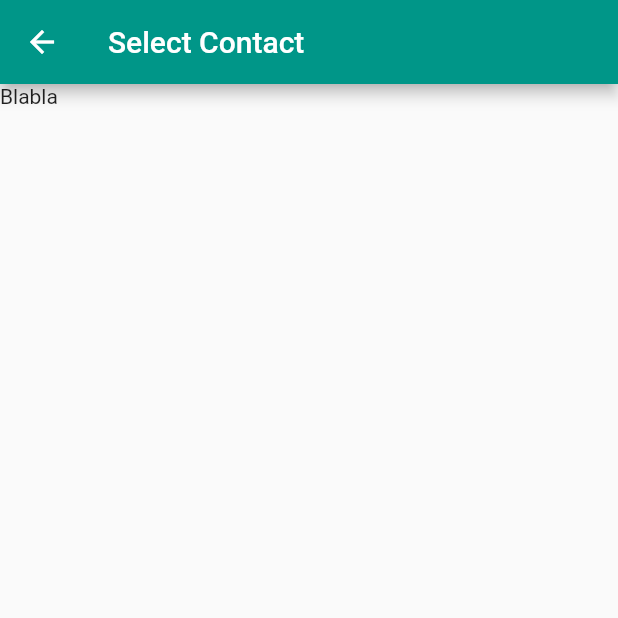
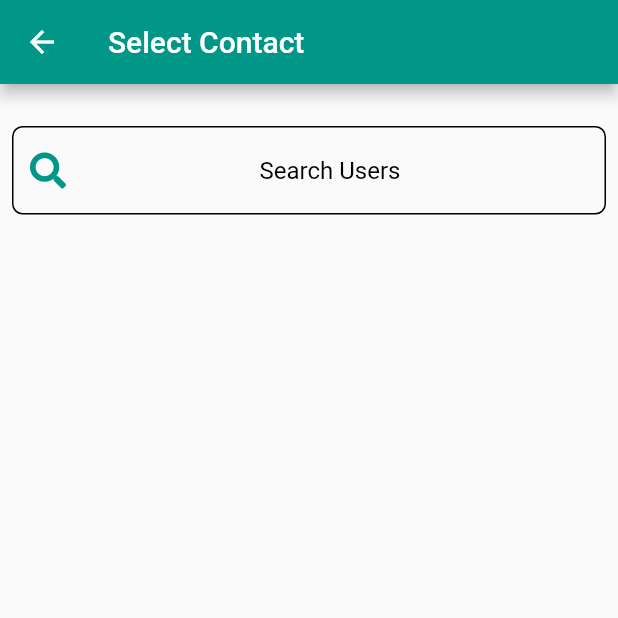
Before and after one commit to LLuque23/MAD-Homework3, a Flutter app: the screen it shows once a user with an empty profile is signed in, after a tap on an icon or button, on a phone screen of 412 x 824 dp, the top half of it. Run offline on Flutter 3.47's test engine with Material 2 defaults, Android fonts, the phone set to English and light mode, and no system bars; our stand-ins replace cloud_firestore, email_validator, firebase_auth, firebase_core, font_awesome_flutter; accounts and stored records are empty.

Commit message:
Mac work away trip (#4)
* Implement user search to allow current user to filter users based on name

* Update homescreen to use bottom navigation bar and update the way search users are displayed

```diff
--- a/lib/main.dart
+++ b/lib/main.dart
@@ -29,7 +29,7 @@ class MyApp extends StatelessWidget {
       routes: <String, WidgetBuilder>{
         '/login': (BuildContext context) => const LoginScreen(),
         '/register': (BuildContext context) => const RegisterScreen(),
-        '/home': (BuildContext context) => HomeScreen(),
+        '/home': (BuildContext context) => const HomeScreen(),
         '/messageProvider': (BuildContext context) =>
             const NewMessageProvider(),
       },
--- a/lib/models/user.dart
+++ b/lib/models/user.dart
@@ -7,7 +7,8 @@ class Users {
       required this.age,
       required this.creationDate,
       required this.bio,
-      required this.id});
+      required this.id,
+      required this.fullName});
 
   final String fName;
   final String lName;
@@ -15,6 +16,7 @@ class Users {
   final String bio;
   final Timestamp creationDate;
   final String id;
+  final String fullName;
 
   factory Users.fromMap(Map<String, dynamic> data) {
     return Users(
@@ -23,6 +25,7 @@ class Users {
         age: data['age'],
         bio: data['bio'],
         creationDate: data['creationDate'],
-        id: data['id']);
+        id: data['id'],
+        fullName: data['fullName']);
   }
 }
--- a/lib/screens/home_screen.dart
+++ b/lib/screens/home_screen.dart
@@ -5,9 +5,108 @@ import 'package:font_awesome_flutter/font_awesome_flutter.dart';
 import 'package:homework_3/constants/constants.dart';
 import 'package:homework_3/services/firebase_service.dart';
 
-class HomeScreen extends StatelessWidget {
-  HomeScreen({Key? key}) : super(key: key);
+// class HomeScreen extends StatelessWidget {
+//   HomeScreen({Key? key}) : super(key: key);
+//   final User? _user = FirebaseAuth.instance.currentUser;
+
+//   @override
+//   Widget build(BuildContext context) {
+//   return FutureBuilder<DocumentSnapshot>(
+//     future: FirebaseService().getUserDocument(_user!.uid),
+//     builder:
+//         (BuildContext context, AsyncSnapshot<DocumentSnapshot> snapshot) {
+//       if (snapshot.hasError) {
+//         return const Text("Something went wrong");
+//       }
+
+//       if (snapshot.hasData && !snapshot.data!.exists) {
+//         return const Text("User Document does not exist");
+//       }
+
+//       if (snapshot.connectionState == ConnectionState.done) {
+//         Map<String, dynamic> data =
+//             snapshot.data!.data() as Map<String, dynamic>;
+//         return Scaffold(
+//           appBar: AppBar(
+//             title: Row(
+//               mainAxisAlignment: MainAxisAlignment.spaceBetween,
+//               crossAxisAlignment: CrossAxisAlignment.center,
+//               children: [
+//                 IconButton(
+//                   onPressed: () {
+//                     FirebaseService().userLogout(context);
+//                   },
+//                   icon: const Icon(
+//                     FontAwesomeIcons.signOutAlt,
+//                   ),
+//                   tooltip: 'LOGOUT',
+//                 ),
+//                 Text(
+//                   data['fName'] + " " + data['lName'],
+//                   style: const TextStyle(fontSize: 18),
+//                 ),
+//                 IconButton(
+//                   onPressed: () =>
+//                       Navigator.of(context).pushNamed('/messageProvider'),
+//                   icon: const Icon(FontAwesomeIcons.plus, size: 30),
+//                 )
+//               ],
+//             ),
+//           ),
+//           body: const Center(
+//             child: Text('Home Screen'),
+//           ),
+//           bottomNavigationBar: BottomNavigationBar(
+//             items: const [
+//               BottomNavigationBarItem(
+//                 icon: Icon(Icons.chat_rounded),
+//                 label: 'Chats',
+//               ),
+//               BottomNavigationBarItem(
+//                 icon: Icon(Icons.person_pin_rounded),
+//                 label: 'Profile',
+//               )
+//             ],
+//             currentIndex: _selectedIndex,
+//             onTap: _onItemSelected,
+//           ),
+//         );
+//       }
+
+//       return const Center(
+//         child: CircularProgressIndicator(
+//           color: kAppColor,
+//         ),
+//       );
+//     },
+//   );
+// }
+// }
+
+class HomeScreen extends StatefulWidget {
+  const HomeScreen({Key? key}) : super(key: key);
+
+  @override
+  _HomeScreenState createState() => _HomeScreenState();
+}
+
+class _HomeScreenState extends State<HomeScreen> {
   final User? _user = FirebaseAuth.instance.currentUser;
+  int _selectedIndex = 0;
+  void _onItemSelected(int index) {
+    setState(() {
+      _selectedIndex = index;
+    });
+  }
+
+  static const List<Widget> _pages = <Widget>[
+    Center(
+      child: Text("HOME PAGE"),
+    ),
+    Center(
+      child: Text("PROFILE PAGE"),
+    )
+  ];
 
   @override
   Widget build(BuildContext context) {
@@ -26,7 +125,6 @@ class HomeScreen extends StatelessWidget {
         if (snapshot.connectionState == ConnectionState.done) {
           Map<String, dynamic> data =
               snapshot.data!.data() as Map<String, dynamic>;
-          // return Text("Full Name: ${data['full_name']} ${data['last_name']}");
           return Scaffold(
             appBar: AppBar(
               title: Row(
@@ -43,25 +141,41 @@ class HomeScreen extends StatelessWidget {
                     tooltip: 'LOGOUT',
                   ),
                   Text(
-                    data['fName'] + " " + data['lName'],
+                    data['fullName'],
                     style: const TextStyle(fontSize: 18),
                   ),
                   IconButton(
                     onPressed: () =>
                         Navigator.of(context).pushNamed('/messageProvider'),
                     icon: const Icon(FontAwesomeIcons.plus, size: 30),
-                  )
+                  ),
                 ],
               ),
             ),
-            body: const Center(
-              child: Text('Home Screen'),
+            body: _pages.elementAt(_selectedIndex),
+            bottomNavigationBar: BottomNavigationBar(
+              items: const [
+                BottomNavigationBarItem(
+                  icon: Icon(Icons.chat_rounded),
+                  label: 'Chats',
+                  backgroundColor: Colors.green,
+                ),
+                BottomNavigationBarItem(
+                  icon: Icon(Icons.person_pin_rounded),
+                  label: 'Profile',
+                  backgroundColor: Colors.blue,
+                )
+              ],
+              currentIndex: _selectedIndex,
+              onTap: _onItemSelected,
             ),
           );
         }
 
-        return const CircularProgressIndicator(
-          color: kAppColor,
+        return const Center(
+          child: CircularProgressIndicator(
+            color: kAppColor,
+          ),
         );
       },
     );
--- a/lib/screens/landing_screen.dart
+++ b/lib/screens/landing_screen.dart
@@ -18,7 +18,7 @@ class LandingScreen extends StatelessWidget {
         builder: (BuildContext context, snapshot) {
           if (snapshot.connectionState == ConnectionState.active) {
             if (snapshot.hasData) {
-              return HomeScreen();
+              return const HomeScreen();
             }
             return const LoginScreen();
           } else {
--- a/lib/screens/login_screen.dart
+++ b/lib/screens/login_screen.dart
@@ -100,8 +100,6 @@ class _LoginScreenState extends State<LoginScreen> {
                               try {
                                 await _firebaseService.loginEmailAndPassword(
                                     email, password);
-                                snackbar(
-                                    context, 'User Successfully signed in', 3);
                               } on FirebaseAuthException catch (e) {
                                 if (e.code == 'user-not-found') {
                                   snackbar(context,
@@ -115,9 +113,6 @@ class _LoginScreenState extends State<LoginScreen> {
                               } catch (e) {
                                 snackbar(context, e.toString(), 3);
                               }
-                              setState(() {
-                                isloading = false;
-                              });
                             }
                           },
                           child: const Text("Sign In"),
--- a/lib/screens/new_conversation_screen.dart
+++ b/lib/screens/new_conversation_screen.dart
@@ -16,6 +16,7 @@ class NewConversationScreen extends StatelessWidget {
   @override
   Widget build(BuildContext context) {
     return Scaffold(
+      appBar: AppBar(),
       body: Center(
         child: Column(
           mainAxisAlignment: MainAxisAlignment.center,
--- a/lib/screens/new_message.dart
+++ b/lib/screens/new_message.dart
@@ -1,6 +1,8 @@
 import 'package:firebase_auth/firebase_auth.dart';
 import 'package:flutter/material.dart';
+import 'package:font_awesome_flutter/font_awesome_flutter.dart';
 import 'package:homework_3/components/user_row.dart';
+import 'package:homework_3/constants/constants.dart';
 import 'package:homework_3/models/user.dart';
 import 'package:homework_3/services/firebase_service.dart';
 import 'package:provider/provider.dart';
@@ -18,23 +20,74 @@ class NewMessageProvider extends StatelessWidget {
   }
 }
 
-class NewMessageScreen extends StatelessWidget {
+class NewMessageScreen extends StatefulWidget {
   const NewMessageScreen({Key? key}) : super(key: key);
 
   @override
+  _NewMessageScreenState createState() => _NewMessageScreenState();
+}
+
+class _NewMessageScreenState extends State<NewMessageScreen> {
+  List<Users> _foundUsers = [];
+  void _runFilter(String enteredKeyword, List<Users> _userDirectory) {
+    List<Users> results = [];
+    if (enteredKeyword.isEmpty) {
+      results = [];
+    } else {
+      results = _userDirectory
+          .where((user) => user.fullName
+              .toLowerCase()
+              .contains(enteredKeyword.toLowerCase()))
+          .toList();
+    }
+    setState(() {
+      _foundUsers = results;
+    });
+  }
+
+  @override
   Widget build(BuildContext context) {
-    final User? user = FirebaseService().currentUser();
-    final List<Users> userDirectory = Provider.of<List<Users>>(context);
+    final User? _user = FirebaseService().currentUser();
+    final List<Users> _userDirectory = Provider.of<List<Users>>(context);
     return Scaffold(
       appBar: AppBar(
         title: const Text('Select Contact'),
       ),
-      body: userDirectory.isNotEmpty
-          ? ListView(
-              shrinkWrap: true,
-              children: getListViewItems(userDirectory, user),
-            )
-          : const Text('Blabla'),
+      body: Padding(
+        padding: const EdgeInsets.all(8.0),
+        child: Column(
+          children: [
+            const SizedBox(
+              height: 20,
+            ),
+            TextFormField(
+              onChanged: (value) {
+                _runFilter(value, _userDirectory);
+              },
+              textAlign: TextAlign.center,
+              decoration: kTextFieldDecoration.copyWith(
+                hintText: 'Search Users',
+                prefixIcon: const Icon(
+                  FontAwesomeIcons.search,
+                  color: kAppColor,
+                ),
+              ),
+            ),
+            const SizedBox(
+              height: 20,
+            ),
+            _foundUsers.isNotEmpty
+                ? ListView(
+                    shrinkWrap: true,
+                    children: getListViewItems(_foundUsers, _user),
+                  )
+                : ListView(
+                    shrinkWrap: true,
+                    children: getListViewItems(_userDirectory, _user),
+                  ),
+          ],
+        ),
+      ),
     );
   }
 }
@@ -44,7 +97,6 @@ List<Widget> getListViewItems(List<Users> userDirectory, User? user) {
   for (Users contact in userDirectory) {
     if (contact.id != user!.uid) {
       list.add(UserRow(uid: user.uid, contact: contact));
-      list.add(const Divider(thickness: 1.0));
     }
   }
   return list;
```
Also changed, not shown: lib/components/user_row.dart (+5 -6 lines), lib/screens/register_screen.dart (+12 -2 lines), lib/services/firebase_service.dart (+4 -3 lines), 3 other files.
